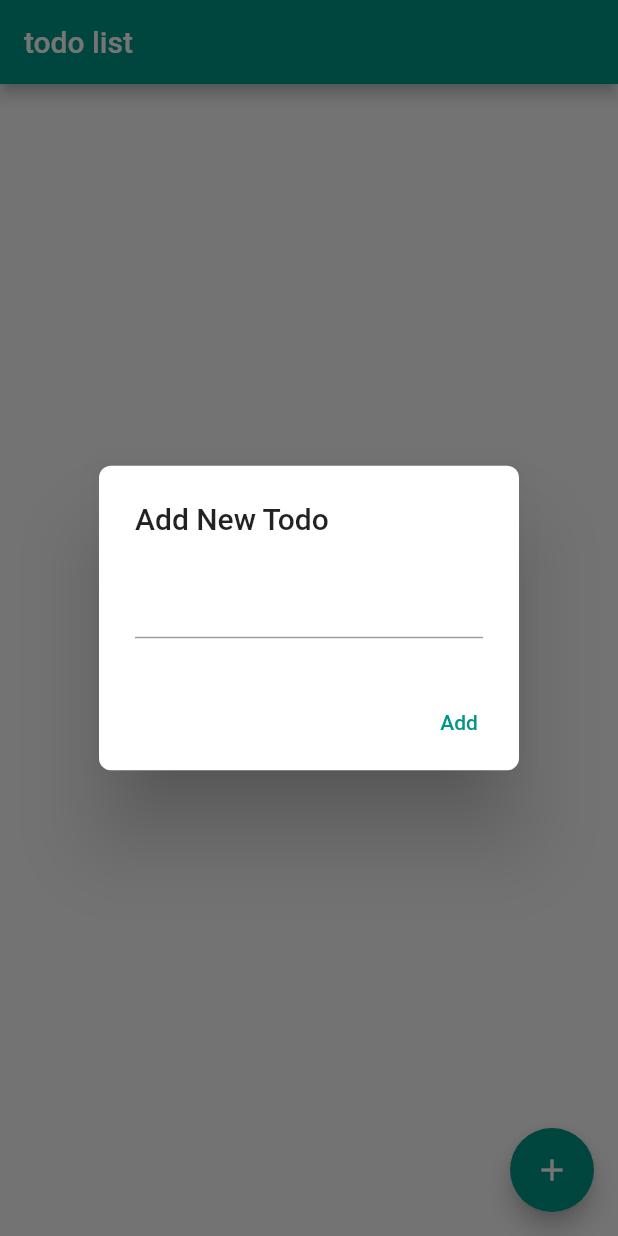
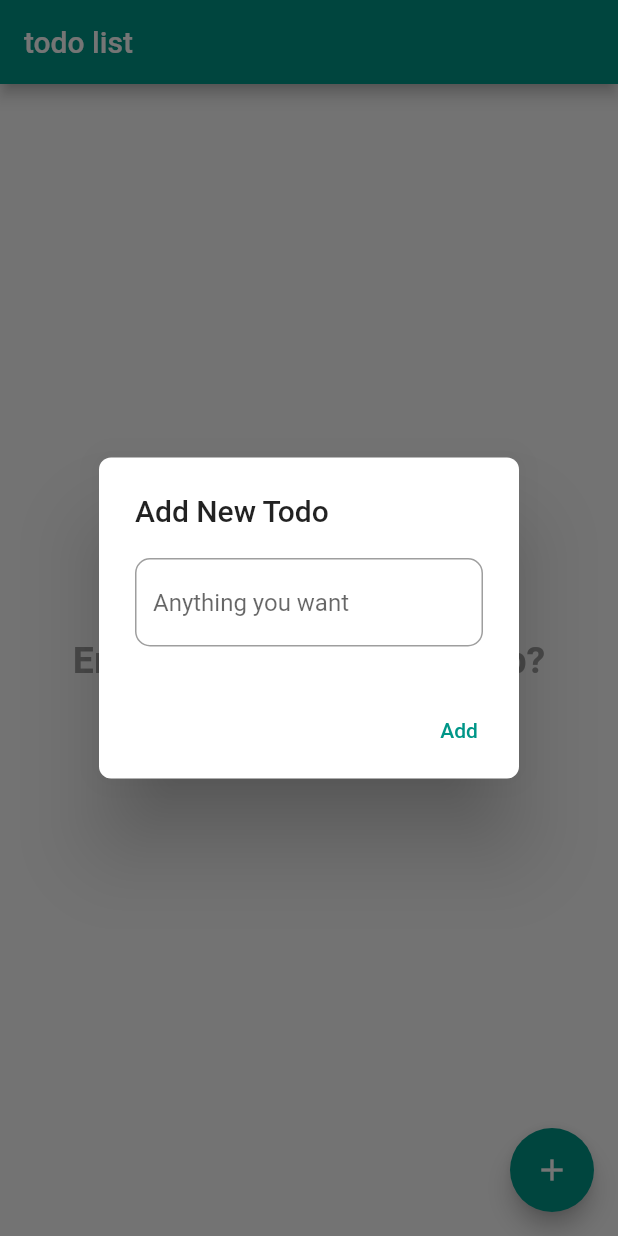
Before and after one commit to JunM1ao/flutter_todo_list, a Flutter app: the screen it shows after launch, after a tap on the "add" icon, on a phone screen of 412 x 824 dp. Run offline on Flutter 3.47's test engine with Material 2 defaults, Android fonts, the phone set to English and light mode, and no system bars; our stand-ins replace shared_preferences.

Commit message:
Added text for empty list screen
- removed unnecessary IDE files

```diff
--- a/lib/Interfaces/homepage.dart
+++ b/lib/Interfaces/homepage.dart
@@ -43,20 +43,28 @@ class _HomePageState extends State<HomePage> {
         title: Text(widget.title),
       ),
       floatingActionButton: FloatingActionButton(
-        backgroundColor: Theme.of(context).primaryColor,
+        backgroundColor: Theme
+            .of(context)
+            .primaryColor,
         child: const Icon(Icons.add, color: Colors.white),
 
         onPressed: () {
           showDialog(context: context, builder: (BuildContext context) {
             return AlertDialog(
               shape: RoundedRectangleBorder(
-                borderRadius: BorderRadius.circular(8)
+                  borderRadius: BorderRadius.circular(8)
               ),
               title: const Text('Add New Todo'),
               content: TextField(
                 onChanged: (String value) {
                   _input = value;
                 },
+                decoration: const InputDecoration(
+                    hintText: 'Anything you want',
+                    border: OutlineInputBorder(
+                      borderRadius: BorderRadius.all(Radius.circular(10)),
+                    )
+                ),
               ),
 
               actions: <Widget>[
@@ -73,14 +81,26 @@ class _HomePageState extends State<HomePage> {
                 )
               ],
             );
-
           });
         },
       ),
-      body: ListView.builder(
+      body: _todos.isEmpty ? Center(
+        child: Column(
+          mainAxisAlignment: MainAxisAlignment.center,
+          children: const <Widget>[
+            Text(
+              'Empty so far! All caught up?',
+              style: TextStyle(
+                color: Colors.grey,
+                fontSize: 25,
+                fontWeight: FontWeight.bold,
+              ),
+            )
+          ],
+        ),
+      ) : ListView.builder(
           itemCount: _todos.length,
           itemBuilder: (BuildContext context, int index) {
-
             return Dismissible(
               background: Container(color: Colors.redAccent),
               key: Key(_todos[index]),
@@ -98,15 +118,11 @@ class _HomePageState extends State<HomePage> {
                     horizontal: 14.0,
                     vertical: 6.0
                 ),
-                shape: RoundedRectangleBorder(
-                    borderRadius: BorderRadius.circular(8)
-                ),
                 child: ListTile(
                   title: Text(_todos[index]),
                 ),
               ),
             );
-
           }),
     );
   }
```
Also changed, not shown: 3 other files.
